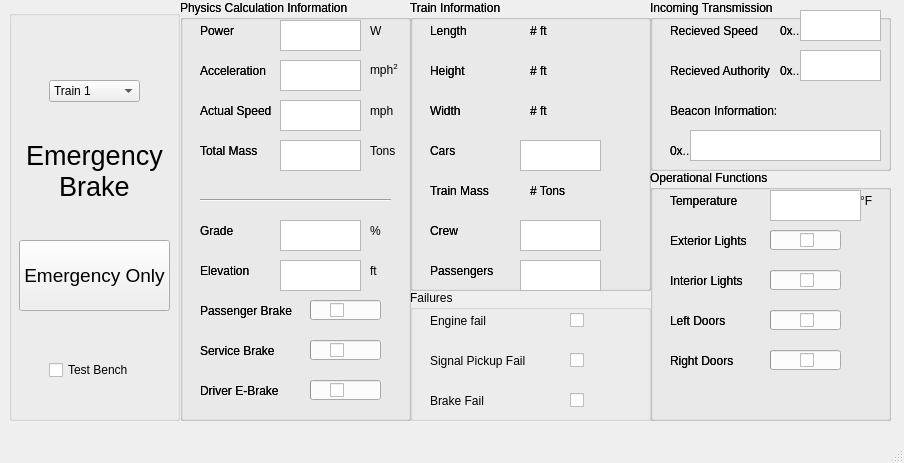
Above: Train_Model/Train_Model_UI.ui from LucasZ99/ECE1140SystemsEngineeringProject before the change. Below: the same form after it.
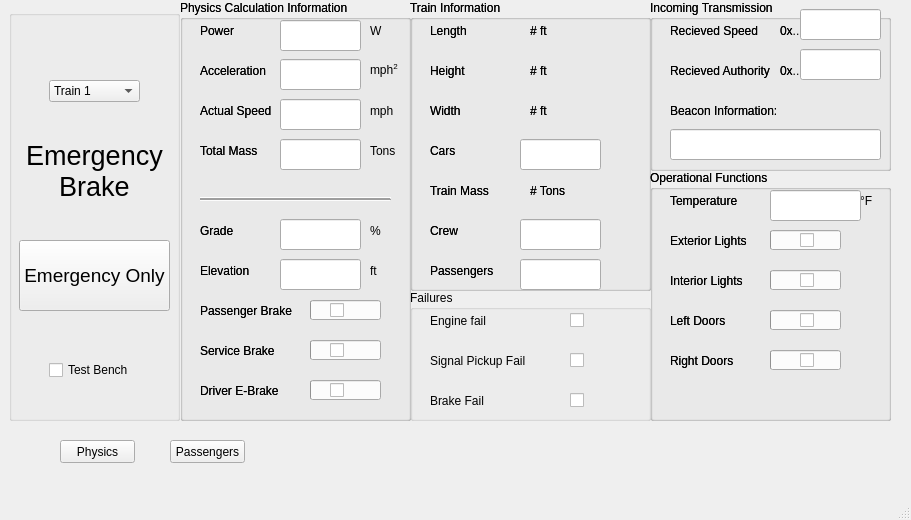
That is the form after the change. Icons and pictures are not drawn.

Commit message: UI almost fully implemented, major bug remains :)

```diff
--- a/Train_Model/Train_Model_UI.ui
+++ b/Train_Model/Train_Model_UI.ui
@@ -9,8 +9,8 @@
    <rect>
     <x>0</x>
     <y>0</y>
-    <width>904</width>
-    <height>463</height>
+    <width>911</width>
+    <height>520</height>
    </rect>
   </property>
   <property name="windowTitle">
@@ -747,7 +747,7 @@
       <enum>QFrame::NoFrame</enum>
      </property>
      <property name="text">
-      <string>0x...</string>
+      <string>...</string>
      </property>
     </widget>
     <widget class="QLabel" name="authValue">
@@ -1310,84 +1310,6 @@
       <string>Total Mass</string>
      </property>
     </widget>
-    <widget class="QTextEdit" name="powerTextBox">
-     <property name="geometry">
-      <rect>
-       <x>100</x>
-       <y>20</y>
-       <width>81</width>
-       <height>31</height>
-      </rect>
-     </property>
-     <property name="layoutDirection">
-      <enum>Qt::LeftToRight</enum>
-     </property>
-    </widget>
-    <widget class="QTextEdit" name="accTextBox">
-     <property name="geometry">
-      <rect>
-       <x>100</x>
-       <y>60</y>
-       <width>81</width>
-       <height>31</height>
-      </rect>
-     </property>
-     <property name="layoutDirection">
-      <enum>Qt::LeftToRight</enum>
-     </property>
-    </widget>
-    <widget class="QTextEdit" name="speedTextBox">
-     <property name="geometry">
-      <rect>
-       <x>100</x>
-       <y>100</y>
-       <width>81</width>
-       <height>31</height>
-      </rect>
-     </property>
-     <property name="layoutDirection">
-      <enum>Qt::LeftToRight</enum>
-     </property>
-    </widget>
-    <widget class="QTextEdit" name="totMassTextBox">
-     <property name="geometry">
-      <rect>
-       <x>100</x>
-       <y>140</y>
-       <width>81</width>
-       <height>31</height>
-      </rect>
-     </property>
-     <property name="layoutDirection">
-      <enum>Qt::LeftToRight</enum>
-     </property>
-    </widget>
-    <widget class="QTextEdit" name="gradeTextBox">
-     <property name="geometry">
-      <rect>
-       <x>100</x>
-       <y>220</y>
-       <width>81</width>
-       <height>31</height>
-      </rect>
-     </property>
-     <property name="layoutDirection">
-      <enum>Qt::LeftToRight</enum>
-     </property>
-    </widget>
-    <widget class="QTextEdit" name="elevTextBox">
-     <property name="geometry">
-      <rect>
-       <x>100</x>
-       <y>260</y>
-       <width>81</width>
-       <height>31</height>
-      </rect>
-     </property>
-     <property name="layoutDirection">
-      <enum>Qt::LeftToRight</enum>
-     </property>
-    </widget>
     <widget class="QCheckBox" name="dBrakeCheck">
      <property name="geometry">
       <rect>
@@ -1427,6 +1349,100 @@
       <string/>
      </property>
     </widget>
+    <widget class="Line" name="line">
+     <property name="geometry">
+      <rect>
+       <x>20</x>
+       <y>190</y>
+       <width>191</width>
+       <height>16</height>
+      </rect>
+     </property>
+     <property name="frameShadow">
+      <enum>QFrame::Raised</enum>
+     </property>
+     <property name="orientation">
+      <enum>Qt::Horizontal</enum>
+     </property>
+    </widget>
+    <widget class="QLineEdit" name="powerTextBox">
+     <property name="geometry">
+      <rect>
+       <x>100</x>
+       <y>20</y>
+       <width>81</width>
+       <height>31</height>
+      </rect>
+     </property>
+     <property name="alignment">
+      <set>Qt::AlignRight|Qt::AlignTrailing|Qt::AlignVCenter</set>
+     </property>
+    </widget>
+    <widget class="QLineEdit" name="accTextBox">
+     <property name="geometry">
+      <rect>
+       <x>100</x>
+       <y>59</y>
+       <width>81</width>
+       <height>31</height>
+      </rect>
+     </property>
+     <property name="alignment">
+      <set>Qt::AlignRight|Qt::AlignTrailing|Qt::AlignVCenter</set>
+     </property>
+    </widget>
+    <widget class="QLineEdit" name="speedTextBox">
+     <property name="geometry">
+      <rect>
+       <x>100</x>
+       <y>99</y>
+       <width>81</width>
+       <height>31</height>
+      </rect>
+     </property>
+     <property name="alignment">
+      <set>Qt::AlignRight|Qt::AlignTrailing|Qt::AlignVCenter</set>
+     </property>
+    </widget>
+    <widget class="QLineEdit" name="totMassTextBox">
+     <property name="geometry">
+      <rect>
+       <x>100</x>
+       <y>139</y>
+       <width>81</width>
+       <height>31</height>
+      </rect>
+     </property>
+     <property name="alignment">
+      <set>Qt::AlignRight|Qt::AlignTrailing|Qt::AlignVCenter</set>
+     </property>
+    </widget>
+    <widget class="QLineEdit" name="gradeTextBox">
+     <property name="geometry">
+      <rect>
+       <x>100</x>
+       <y>219</y>
+       <width>81</width>
+       <height>31</height>
+      </rect>
+     </property>
+     <property name="alignment">
+      <set>Qt::AlignRight|Qt::AlignTrailing|Qt::AlignVCenter</set>
+     </property>
+    </widget>
+    <widget class="QLineEdit" name="elevTextBox">
+     <property name="geometry">
+      <rect>
+       <x>100</x>
+       <y>259</y>
+       <width>81</width>
+       <height>31</height>
+      </rect>
+     </property>
+     <property name="alignment">
+      <set>Qt::AlignRight|Qt::AlignTrailing|Qt::AlignVCenter</set>
+     </property>
+    </widget>
    </widget>
    <widget class="QGroupBox" name="trainGroup_tb">
     <property name="geometry">
@@ -1568,45 +1584,6 @@
       <string>Height</string>
      </property>
     </widget>
-    <widget class="QTextEdit" name="carsTextBox">
-     <property name="geometry">
-      <rect>
-       <x>110</x>
-       <y>140</y>
-       <width>81</width>
-       <height>31</height>
-      </rect>
-     </property>
-     <property name="layoutDirection">
-      <enum>Qt::LeftToRight</enum>
-     </property>
-    </widget>
-    <widget class="QTextEdit" name="crewTextBox">
-     <property name="geometry">
-      <rect>
-       <x>110</x>
-       <y>220</y>
-       <width>81</width>
-       <height>31</height>
-      </rect>
-     </property>
-     <property name="layoutDirection">
-      <enum>Qt::LeftToRight</enum>
-     </property>
-    </widget>
-    <widget class="QTextEdit" name="passTextBox">
-     <property name="geometry">
-      <rect>
-       <x>110</x>
-       <y>260</y>
-       <width>81</width>
-       <height>31</height>
-      </rect>
-     </property>
-     <property name="layoutDirection">
-      <enum>Qt::LeftToRight</enum>
-     </property>
-    </widget>
     <widget class="QLabel" name="widthValue_tb">
      <property name="geometry">
       <rect>
@@ -1671,6 +1648,36 @@
       <string># ft</string>
      </property>
     </widget>
+    <widget class="QLineEdit" name="carsTextBox">
+     <property name="geometry">
+      <rect>
+       <x>110</x>
+       <y>139</y>
+       <width>81</width>
+       <height>31</height>
+      </rect>
+     </property>
+    </widget>
+    <widget class="QLineEdit" name="crewTextBox">
+     <property name="geometry">
+      <rect>
+       <x>110</x>
+       <y>219</y>
+       <width>81</width>
+       <height>31</height>
+      </rect>
+     </property>
+    </widget>
+    <widget class="QLineEdit" name="passTextBox">
+     <property name="geometry">
+      <rect>
+       <x>110</x>
+       <y>259</y>
+       <width>81</width>
+       <height>31</height>
+      </rect>
+     </property>
+    </widget>
    </widget>
    <widget class="QGroupBox" name="transGroup_tb">
     <property name="geometry">
@@ -1732,22 +1739,6 @@
       <string>0x</string>
      </property>
     </widget>
-    <widget class="QLabel" name="beaconValue_tb">
-     <property name="geometry">
-      <rect>
-       <x>20</x>
-       <y>130</y>
-       <width>16</width>
-       <height>41</height>
-      </rect>
-     </property>
-     <property name="frameShape">
-      <enum>QFrame::NoFrame</enum>
-     </property>
-     <property name="text">
-      <string>0x</string>
-     </property>
-    </widget>
     <widget class="QLabel" name="authValue_tb">
      <property name="geometry">
       <rect>
@@ -1780,44 +1771,35 @@
       <string>Recieved Speed</string>
      </property>
     </widget>
-    <widget class="QTextEdit" name="recSpeedTextBox">
+    <widget class="QLineEdit" name="recSpeedTextBox">
      <property name="geometry">
       <rect>
        <x>150</x>
-       <y>10</y>
+       <y>9</y>
        <width>81</width>
        <height>31</height>
       </rect>
      </property>
-     <property name="layoutDirection">
-      <enum>Qt::LeftToRight</enum>
-     </property>
     </widget>
-    <widget class="QTextEdit" name="authTextBox">
+    <widget class="QLineEdit" name="authTextBox">
      <property name="geometry">
       <rect>
        <x>150</x>
-       <y>50</y>
+       <y>49</y>
        <width>81</width>
        <height>31</height>
       </rect>
      </property>
-     <property name="layoutDirection">
-      <enum>Qt::LeftToRight</enum>
-     </property>
     </widget>
-    <widget class="QTextEdit" name="beaconTextBox">
+    <widget class="QLineEdit" name="beaconTextBox">
      <property name="geometry">
       <rect>
-       <x>40</x>
-       <y>130</y>
-       <width>191</width>
+       <x>20</x>
+       <y>129</y>
+       <width>211</width>
        <height>31</height>
       </rect>
      </property>
-     <property name="layoutDirection">
-      <enum>Qt::LeftToRight</enum>
-     </property>
     </widget>
    </widget>
    <widget class="QGroupBox" name="opGroup_tb">
@@ -1928,19 +1910,6 @@
       <string>Right Doors</string>
      </property>
     </widget>
-    <widget class="QTextEdit" name="tempTextBox">
-     <property name="geometry">
-      <rect>
-       <x>120</x>
-       <y>20</y>
-       <width>91</width>
-       <height>31</height>
-      </rect>
-     </property>
-     <property name="layoutDirection">
-      <enum>Qt::LeftToRight</enum>
-     </property>
-    </widget>
     <widget class="QCheckBox" name="intLightCheck">
      <property name="geometry">
       <rect>
@@ -1993,6 +1962,45 @@
       <string/>
      </property>
     </widget>
+    <widget class="QLineEdit" name="tempTextBox">
+     <property name="geometry">
+      <rect>
+       <x>120</x>
+       <y>20</y>
+       <width>91</width>
+       <height>31</height>
+      </rect>
+     </property>
+     <property name="alignment">
+      <set>Qt::AlignRight|Qt::AlignTrailing|Qt::AlignVCenter</set>
+     </property>
+    </widget>
+   </widget>
+   <widget class="QPushButton" name="physicsButton">
+    <property name="geometry">
+     <rect>
+      <x>60</x>
+      <y>440</y>
+      <width>75</width>
+      <height>23</height>
+     </rect>
+    </property>
+    <property name="text">
+     <string>Physics</string>
+    </property>
+   </widget>
+   <widget class="QPushButton" name="passengerButton">
+    <property name="geometry">
+     <rect>
+      <x>170</x>
+      <y>440</y>
+      <width>75</width>
+      <height>23</height>
+     </rect>
+    </property>
+    <property name="text">
+     <string>Passengers</string>
+    </property>
    </widget>
   </widget>
   <widget class="QStatusBar" name="statusbar"/>
```
Left out of the diff: 11 changed lines with no effect on the pictures. The commit also changes 2 other files.
